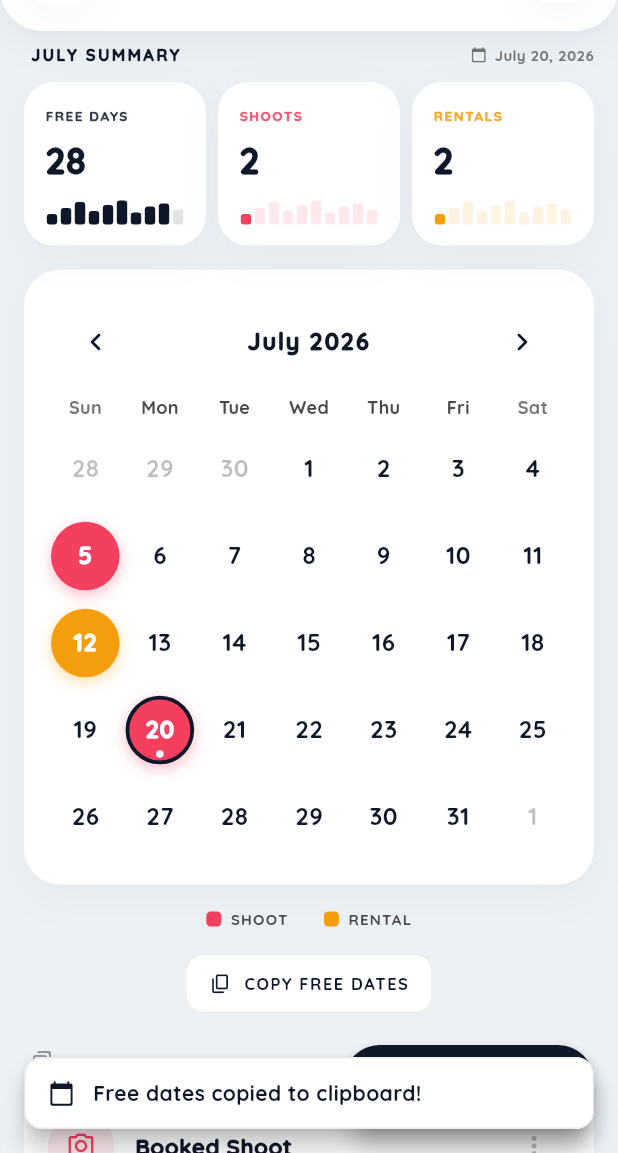
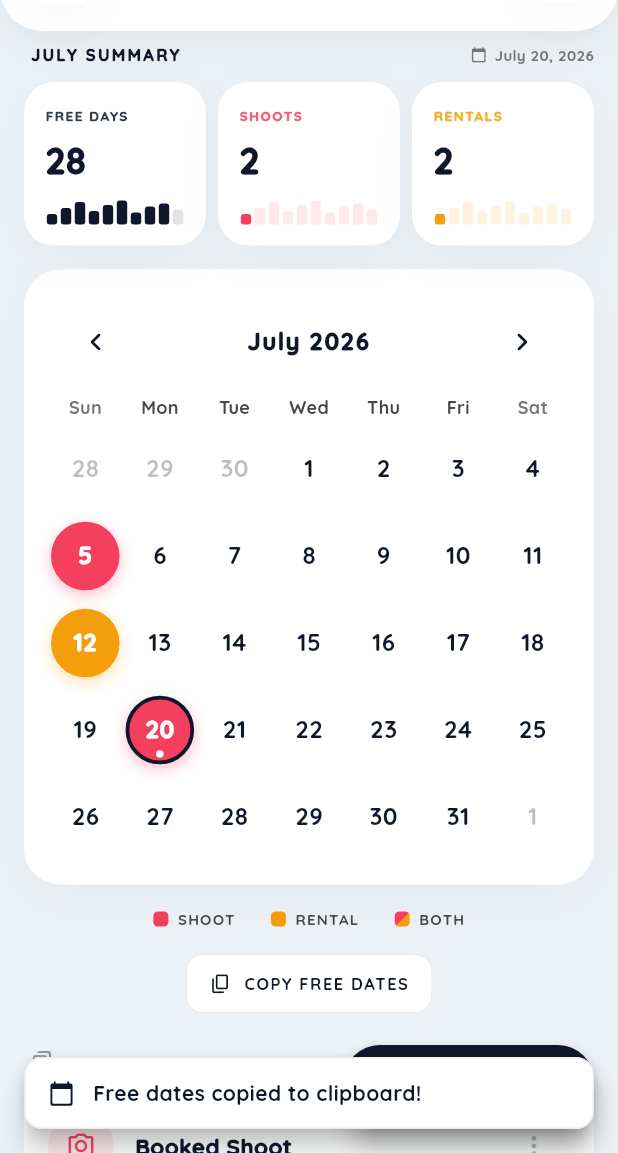
Before and after one commit to EdirithanthiriTharushaKawshalya/apertureflow, a Flutter app: the screen it shows after launch, after a tap on "COPY FREE DATES", on a phone screen of 412 x 824 dp, the part 83-1236 px from its top. Run offline on Flutter 3.47's test engine with Material 3 defaults, Android fonts, the phone set to English and light mode, and no system bars; drawn by our look-alikes of table_calendar; our stand-ins replace flutter_local_notifications, flutter_timezone, google_fonts, shared_preferences, timezone.

Commit message:
refactor: replace Firestore with local storage for bookings

```diff
--- a/lib/main.dart
+++ b/lib/main.dart
@@ -1,26 +1,20 @@
 import 'dart:async';
+import 'dart:convert';
 import 'package:flutter/material.dart';
 import 'package:flutter/services.dart';
 import 'package:intl/intl.dart';
 import 'package:table_calendar/table_calendar.dart';
-import 'package:firebase_core/firebase_core.dart';
-import 'package:cloud_firestore/cloud_firestore.dart';
+import 'package:shared_preferences/shared_preferences.dart';
 import 'package:google_fonts/google_fonts.dart';
-import 'firebase_options.dart';
 import 'notification_service.dart';
 
 void main() async {
   WidgetsFlutterBinding.ensureInitialized();
 
-  // Initialize Firebase using platform configurations
-  await Firebase.initializeApp(
-    options: DefaultFirebaseOptions.currentPlatform,
-  );
-
   await NotificationService.instance.init();
   await NotificationService.instance.requestPermissions();
 
-  runApp(ApertureFlowApp(repository: FirestoreBookingRepository()));
+  runApp(ApertureFlowApp(repository: LocalBookingRepository()));
 }
 
 /// The root widget of the ApertureFlow Availability and Rental Management application.
@@ -77,8 +71,8 @@ class ApertureFlowApp extends StatelessWidget {
   }
 }
 
-/// Repository interface defining database operations for calendar events.
-/// Enables decoupling UI from Firebase to support unit/widget testing.
+/// Repository interface defining storage operations for calendar events.
+/// Enables decoupling UI from the storage mechanism to support unit/widget testing.
 abstract class BookingRepository {
   Stream<List<CalendarEvent>> streamBookings();
   /// Returns the newly created booking's id, so callers can key follow-up actions
@@ -88,38 +82,79 @@ abstract class BookingRepository {
   Future<void> deleteBooking(String eventId);
 }
 
-/// Production implementation of [BookingRepository] using Firebase Cloud Firestore.
-class FirestoreBookingRepository implements BookingRepository {
-  final CollectionReference _bookingsRef =
-      FirebaseFirestore.instance.collection('bookings');
+/// Production implementation of [BookingRepository] backed by the device's local
+/// storage (via [SharedPreferences]). No account, server, or network connection
+/// is required — all bookings live only on this device.
+class LocalBookingRepository implements BookingRepository {
+  static const String _storageKey = 'apertureflow_bookings_v1';
+
+  final StreamController<List<CalendarEvent>> _controller =
+      StreamController<List<CalendarEvent>>.broadcast();
+  List<CalendarEvent> _bookings = [];
+  bool _loaded = false;
+
+  /// Loads the persisted bookings from disk exactly once, lazily.
+  Future<void> _ensureLoaded() async {
+    if (_loaded) return;
+    final prefs = await SharedPreferences.getInstance();
+    final raw = prefs.getString(_storageKey);
+    if (raw != null) {
+      final List<dynamic> decoded = jsonDecode(raw);
+      _bookings = decoded
+          .map((e) => CalendarEvent.fromJson(e as Map<String, dynamic>))
+          .toList();
+    }
+    _loaded = true;
+  }
+
+  Future<void> _persist() async {
+    final prefs = await SharedPreferences.getInstance();
+    final encoded = jsonEncode(_bookings.map((e) => e.toJson()).toList());
+    await prefs.setString(_storageKey, encoded);
+  }
 
   @override
   Stream<List<CalendarEvent>> streamBookings() {
-    return _bookingsRef.snapshots().map((snapshot) {
-      return snapshot.docs.map((doc) {
-        final data = doc.data() as Map<String, dynamic>?;
-        if (data == null) {
-          return CalendarEvent(id: doc.id, date: DateTime.now(), type: 'Booked Shoot');
-        }
-        return CalendarEvent.fromFirestore(doc.id, data);
-      }).toList();
+    _ensureLoaded().then((_) {
+      if (!_controller.isClosed) {
+        _controller.add(List.from(_bookings));
+      }
     });
+    return _controller.stream;
   }
 
   @override
   Future<String> addBooking(CalendarEvent event) async {
-    final docRef = await _bookingsRef.add(event.toFirestore());
-    return docRef.id;
+    await _ensureLoaded();
+    final newEvent = CalendarEvent(
+      id: DateTime.now().microsecondsSinceEpoch.toString(),
+      date: event.date,
+      type: event.type,
+      reminderTime: event.reminderTime,
+    );
+    _bookings.add(newEvent);
+    await _persist();
+    _controller.add(List.from(_bookings));
+    return newEvent.id;
   }
 
   @override
   Future<void> updateBooking(CalendarEvent event) async {
-    await _bookingsRef.doc(event.id).update(event.toFirestore());
+    await _ensureLoaded();
+    final index = _bookings.indexWhere((e) => e.id == event.id);
+    if (index != -1) {
+      _bookings[index] = event;
+      await _persist();
+      _controller.add(List.from(_bookings));
+    }
   }
 
   @override
   Future<void> deleteBooking(String eventId) async {
-    await _bookingsRef.doc(eventId).delete();
+    await _ensureLoaded();
+    _bookings.removeWhere((e) => e.id == eventId);
+    await _persist();
+    _controller.add(List.from(_bookings));
   }
 }
 
@@ -214,22 +249,22 @@ class CalendarEvent {
     this.reminderTime,
   });
 
-  /// Convert event data to a Map format compatible with Cloud Firestore.
-  Map<String, dynamic> toFirestore() => {
-        'date': Timestamp.fromDate(date),
+  /// Converts event data to a JSON-serializable map for on-device storage.
+  Map<String, dynamic> toJson() => {
+        'id': id,
+        'date': date.toIso8601String(),
         'type': type,
-        'reminderTime': reminderTime != null ? Timestamp.fromDate(reminderTime!) : null,
+        'reminderTime': reminderTime?.toIso8601String(),
       };
 
-  /// Factory method to construct an event from Cloud Firestore document maps.
-  factory CalendarEvent.fromFirestore(String docId, Map<String, dynamic> data) {
-    final Timestamp timestamp = data['date'] as Timestamp;
-    final Timestamp? reminderTimestamp = data['reminderTime'] as Timestamp?;
+  /// Factory method to reconstruct an event from a JSON map read from local storage.
+  factory CalendarEvent.fromJson(Map<String, dynamic> json) {
+    final reminderTimeRaw = json['reminderTime'] as String?;
     return CalendarEvent(
-      id: docId,
-      date: timestamp.toDate(),
-      type: data['type'] as String,
-      reminderTime: reminderTimestamp?.toDate(),
+      id: json['id'] as String,
+      date: DateTime.parse(json['date'] as String),
+      type: json['type'] as String,
+      reminderTime: reminderTimeRaw != null ? DateTime.parse(reminderTimeRaw) : null,
     );
   }
 }
@@ -428,8 +463,9 @@ class _HomeScreenState extends State<HomeScreen> {
     return count;
   }
 
-  /// Triggers automated seeding in production database when snapshots report empty setup.
-  Future<void> _seedFirestore() async {
+  /// Seeds a few sample bookings into local storage on first-ever launch, so the
+  /// dashboard isn't blank before the user has added anything of their own.
+  Future<void> _seedInitialData() async {
     try {
       final now = DateTime.now();
       final year = now.year;
@@ -463,7 +499,7 @@ class _HomeScreenState extends State<HomeScreen> {
         type: 'Booked Shoot',
       ));
     } catch (e) {
-      debugPrint("Error seeding Firestore: $e");
+      debugPrint("Error seeding initial sample data: $e");
     } finally {
       if (mounted) {
         setState(() {
@@ -1157,7 +1193,7 @@ class _HomeScreenState extends State<HomeScreen> {
                   child: Text(
                     isEditing
                         ? '${resultEvent.type} updated successfully!'
-                        : '${resultEvent.type} added successfully to Cloud Firestore!',
+                        : '${resultEvent.type} added successfully!',
                     style: const TextStyle(color: Color(0xFF0F172A), fontWeight: FontWeight.bold),
                   ),
                 ),
@@ -1176,7 +1212,7 @@ class _HomeScreenState extends State<HomeScreen> {
         if (!mounted) return;
         ScaffoldMessenger.of(context).showSnackBar(
           SnackBar(
-            content: Text('Failed to save to Firestore: $e'),
+            content: Text('Failed to save booking: $e'),
             backgroundColor: Colors.redAccent.shade700,
             behavior: SnackBarBehavior.floating,
           ),
@@ -1190,16 +1226,25 @@ class _HomeScreenState extends State<HomeScreen> {
     final normalized = _normalizeDate(day);
     final dayEvents = _events[normalized] ?? [];
 
-    // Decide color mapping. Booked Shoot takes top color precedence.
+    // Decide color mapping. A day booked with both a shoot and a rental gets
+    // its own distinct "mixed" status rather than letting one silently win.
+    final hasShoot = dayEvents.any((e) => e.type == 'Booked Shoot');
+    final hasRental = dayEvents.any((e) => e.type == 'Equipment Rental');
     String status = 'free';
-    if (dayEvents.any((e) => e.type == 'Booked Shoot')) {
+    if (hasShoot && hasRental) {
+      status = 'mixed';
+    } else if (hasShoot) {
       status = 'shoot';
-    } else if (dayEvents.isNotEmpty) {
+    } else if (hasRental) {
       status = 'rental';
     }
 
+    const shootColor = Color(0xFFF43F5E); // Softer premium crimson (Rose)
+    const rentalColor = Color(0xFFF59E0B); // Softer premium amber (Yellow-orange)
+
     // Default styles for normal (free) days
     Color? cellColor;
+    Gradient? cellGradient;
     Color textColor = const Color(0xFF0F172A); // Dark charcoal for normal numbers
     BoxBorder? cellBorder;
 
@@ -1207,11 +1252,21 @@ class _HomeScreenState extends State<HomeScreen> {
       textColor = Colors.black26; // Faded out for adjacent month days
     }
 
-    if (status == 'shoot') {
-      cellColor = const Color(0xFFF43F5E); // Softer premium crimson (Rose)
+    if (status == 'mixed') {
+      // Diagonal split so both booking types stay legible at a glance, rather
+      // than blending into a muddy in-between color.
+      cellGradient = const LinearGradient(
+        begin: Alignment.topLeft,
+        end: Alignment.bottomRight,
+        colors: [shootColor, shootColor, rentalColor, rentalColor],
+        stops: [0.0, 0.5, 0.5, 1.0],
+      );
+      textColor = Colors.white;
+    } else if (status == 'shoot') {
+      cellColor = shootColor;
       textColor = Colors.white;
     } else if (status == 'rental') {
-      cellColor = const Color(0xFFF59E0B); // Softer premium amber (Yellow-orange)
+      cellColor = rentalColor;
       textColor = Colors.white;
     } else {
       // Free day selection (Solid dark slate circle Airbnb style)
@@ -1221,6 +1276,8 @@ class _HomeScreenState extends State<HomeScreen> {
       }
     }
 
+    final bool hasFill = cellColor != null || cellGradient != null;
+
     // Border highlights for selected booked days
     if (isSelected && status != 'free') {
       cellBorder = Border.all(color: const Color(0xFF0F172A), width: 2.5);
@@ -1232,12 +1289,13 @@ class _HomeScreenState extends State<HomeScreen> {
       margin: const EdgeInsets.all(2.0), // Tight margin so circles fill the larger cell
       decoration: BoxDecoration(
         color: cellColor,
+        gradient: cellGradient,
         shape: BoxShape.circle,
         border: cellBorder,
-        boxShadow: cellColor != null && !isOutside
+        boxShadow: hasFill && !isOutside
             ? [
                 BoxShadow(
-                  color: cellColor.withOpacity(0.35),
+                  color: (cellColor ?? shootColor).withOpacity(0.35),
                   blurRadius: 8,
                   offset: const Offset(0, 3),
                 )
@@ -1255,7 +1313,7 @@ class _HomeScreenState extends State<HomeScreen> {
               fontSize: 16,
             ),
           ),
-          if (isToday && cellColor == null)
+          if (isToday && !hasFill)
             Positioned(
               bottom: 6,
               child: Container(
@@ -1267,7 +1325,7 @@ class _HomeScreenState extends State<HomeScreen> {
                 ),
               ),
             )
-          else if (isToday && cellColor != null)
+          else if (isToday && hasFill)
             Positioned(
               bottom: 6,
               child: Container(
@@ -1417,18 +1475,28 @@ class _HomeScreenState extends State<HomeScreen> {
   Widget _buildLegend() {
     return Padding(
       padding: const EdgeInsets.symmetric(vertical: 8.0),
-      child: Row(
-        mainAxisAlignment: MainAxisAlignment.center,
+      child: Wrap(
+        alignment: WrapAlignment.center,
+        spacing: 24,
+        runSpacing: 6,
         children: [
-          _buildLegendItem('SHOOT', const Color(0xFFF43F5E)),
-          const SizedBox(width: 24),
-          _buildLegendItem('RENTAL', const Color(0xFFF59E0B)),
+          _buildLegendItem('SHOOT', color: const Color(0xFFF43F5E)),
+          _buildLegendItem('RENTAL', color: const Color(0xFFF59E0B)),
+          _buildLegendItem(
+            'BOTH',
+            gradient: const LinearGradient(
+              begin: Alignment.topLeft,
+              end: Alignment.bottomRight,
+              colors: [Color(0xFFF43F5E), Color(0xFFF43F5E), Color(0xFFF59E0B), Color(0xFFF59E0B)],
+              stops: [0.0, 0.5, 0.5, 1.0],
+            ),
+          ),
         ],
       ),
     );
   }
 
-  Widget _buildLegendItem(String label, Color color) {
+  Widget _buildLegendItem(String label, {Color? color, Gradient? gradient}) {
     return Row(
       mainAxisSize: MainAxisSize.min,
       children: [
@@ -1437,6 +1505,7 @@ class _HomeScreenState extends State<HomeScreen> {
           height: 10,
           decoration: BoxDecoration(
             color: color,
+            gradient: gradient,
             borderRadius: BorderRadius.circular(3),
           ),
         ),
@@ -1901,7 +1970,7 @@ class _HomeScreenState extends State<HomeScreen> {
               child: Padding(
                 padding: const EdgeInsets.all(24.0),
                 child: Text(
-                  'Error connecting to database: ${snapshot.error}\n\nPlease check your internet connection or Firestore rules.',
+                  'Error loading your bookings: ${snapshot.error}',
                   style: const TextStyle(color: Colors.redAccent, fontWeight: FontWeight.bold),
                   textAlign: TextAlign.center,
                 ),
@@ -1912,10 +1981,10 @@ class _HomeScreenState extends State<HomeScreen> {
 
         final list = snapshot.data ?? [];
 
-        // Auto-seed if database is empty and repository is Firestore
-        if (list.isEmpty && widget.repository is FirestoreBookingRepository && !_isSeeding) {
+        // Seed a few sample bookings on first-ever launch, when local storage is empty.
+        if (list.isEmpty && widget.repository is LocalBookingRepository && !_isSeeding) {
           _isSeeding = true;
-          _seedFirestore();
+          _seedInitialData();
         }
 
         // Parse list events into local normalized map
--- a/lib/notification_service.dart
+++ b/lib/notification_service.dart
@@ -8,7 +8,7 @@ import 'package:timezone/data/latest_all.dart' as tz_data;
 import 'package:timezone/timezone.dart' as tz;
 
 /// Wraps [FlutterLocalNotificationsPlugin] to schedule and cancel booking
-/// reminder notifications, keyed off the booking's Firestore document id.
+/// reminder notifications, keyed off the booking's local storage id.
 class NotificationService {
   NotificationService._internal();
   static final NotificationService instance = NotificationService._internal();
@@ -20,7 +20,7 @@ class NotificationService {
   static const String _channelName = 'Booking Reminders';
   static const String _channelDescription = 'Reminders for upcoming shoots and equipment rentals.';
 
-  /// Maps a booking's Firestore document id to a stable 32-bit notification id.
+  /// Maps a booking's local storage id to a stable 32-bit notification id.
   int _notificationIdFor(String bookingId) => bookingId.hashCode & 0x7fffffff;
 
   Future<void> init() async {
--- a/pubspec.yaml
+++ b/pubspec.yaml
@@ -37,8 +37,6 @@ dependencies:
   table_calendar: ^3.2.0
   shared_preferences: ^2.5.5
   intl: ^0.20.3
-  firebase_core: ^4.12.1
-  cloud_firestore: ^6.7.1
   google_fonts: ^8.2.0
   flutter_local_notifications: ^22.1.0
   timezone: ^0.11.1
```
Also changed, not shown: firebase.json (deleted), lib/firebase_options.dart (deleted), pubspec.lock, 6 other files.
